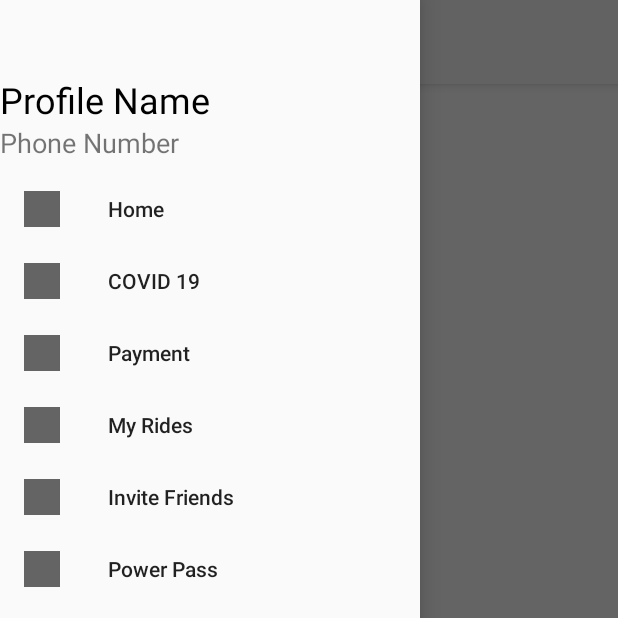
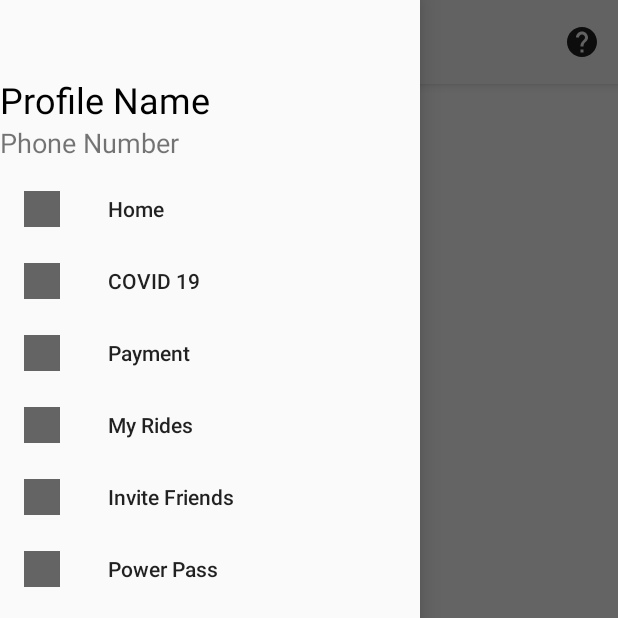
Before and after one commit to pravin5551/Ride-Karo, an Android app: the InsuranceFragment screen opened through its navigation route, with the side drawer open, on a phone screen of 412 x 824 dp, the top half of it. Run offline under Robolectric (Android 15) with nearby library versions, the phone set to English and light mode, and no system bars; our stand-ins replace navigation-ui.

Commit message:
for pull

```diff
--- a/app/src/main/java/com/froyo/ridekaro/views/HomeActivity.kt
+++ b/app/src/main/java/com/froyo/ridekaro/views/HomeActivity.kt
@@ -22,6 +22,7 @@ class HomeActivity : AppCompatActivity(), NavigationView.OnNavigationItemSelecte
 
         val toolbar = findViewById<Toolbar>(R.id.my_toolbar)
         setSupportActionBar(toolbar)
+
 
         drawer = findViewById<DrawerLayout>(R.id.drawer_layout)
 
--- a/app/src/main/java/com/froyo/ridekaro/views/navDrawerFragments/InsuranceFragment.kt
+++ b/app/src/main/java/com/froyo/ridekaro/views/navDrawerFragments/InsuranceFragment.kt
@@ -1,21 +1,34 @@
 package com.froyo.ridekaro.views.navDrawerFragments
 
 import android.os.Bundle
+import android.view.*
+import android.widget.Toast
 import androidx.fragment.app.Fragment
-import android.view.LayoutInflater
-import android.view.View
-import android.view.ViewGroup
 import com.froyo.ridekaro.R
 
-class InsuranceFragment : Fragment() {
+class InsuranceFragment : Fragment(R.layout.fragment_insurance) {
 
-    override fun onCreateView(
-        inflater: LayoutInflater, container: ViewGroup?,
-        savedInstanceState: Bundle?
-    ): View? {
-        // Inflate the layout for this fragment
-        return inflater.inflate(R.layout.fragment_insurance, container, false)
+    override fun onViewCreated(view: View, savedInstanceState: Bundle?) {
+        setHasOptionsMenu(true)
+        activity?.actionBar?.hide()
+        super.onViewCreated(view, savedInstanceState)
+    }
 
+    override fun onCreateOptionsMenu(menu: Menu, inflater: MenuInflater) {
+        super.onCreateOptionsMenu(menu, inflater)
+        inflater.inflate(R.menu.menu_support_button, menu)
+    }
+
+
+    override fun onOptionsItemSelected(item: MenuItem): Boolean {
+        return when (item.itemId) {
+
+            R.id.supportButton -> {
+                Toast.makeText(requireContext(), "clicked", Toast.LENGTH_LONG).show()
+                true
+            }
+            else -> super.onOptionsItemSelected(item)
+        }
     }
 
 
--- /dev/null
+++ b/app/src/main/res/drawable/ic_baseline_help_24.xml
@@ -0,0 +1,11 @@
+<vector xmlns:android="http://schemas.android.com/apk/res/android"
+    android:width="24dp"
+    android:height="24dp"
+    android:viewportWidth="24"
+    android:viewportHeight="24"
+    android:tint="?attr/colorControlNormal"
+    android:autoMirrored="true">
+  <path
+      android:fillColor="@android:color/white"
+      android:pathData="M12,2C6.48,2 2,6.48 2,12s4.48,10 10,10 10,-4.48 10,-10S17.52,2 12,2zM13,19h-2v-2h2v2zM15.07,11.25l-0.9,0.92C13.45,12.9 13,13.5 13,15h-2v-0.5c0,-1.1 0.45,-2.1 1.17,-2.83l1.24,-1.26c0.37,-0.36 0.59,-0.86 0.59,-1.41 0,-1.1 -0.9,-2 -2,-2s-2,0.9 -2,2L8,9c0,-2.21 1.79,-4 4,-4s4,1.79 4,4c0,0.88 -0.36,1.68 -0.93,2.25z"/>
+</vector>
--- /dev/null
+++ b/app/src/main/res/menu/menu_support_button.xml
@@ -0,0 +1,11 @@
+<?xml version="1.0" encoding="utf-8"?>
+<menu xmlns:android="http://schemas.android.com/apk/res/android"
+    xmlns:app="http://schemas.android.com/apk/res-auto">
+
+    <item android:id="@+id/supportButton"
+        android:title="Support"
+        app:showAsAction="always"
+        android:icon="@drawable/ic_baseline_help_24"
+        />
+
+</menu>
```
Also changed, not shown: app/src/main/java/com/froyo/ridekaro/views/navDrawerFragments/MyRidesFragment.kt (+1 -14 lines), app/src/main/res/drawable/ic_baseline_payment_24.xml (added, +10 -0 lines).
